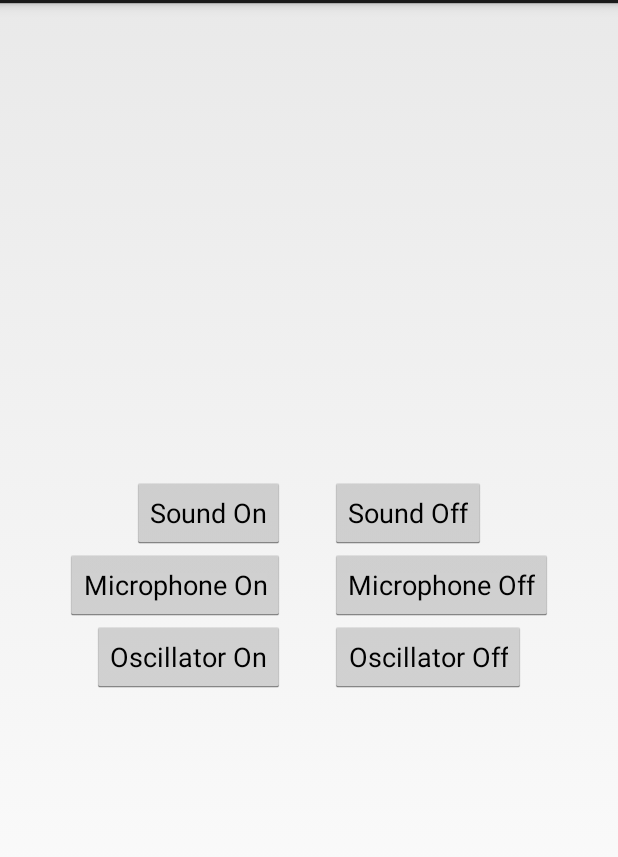
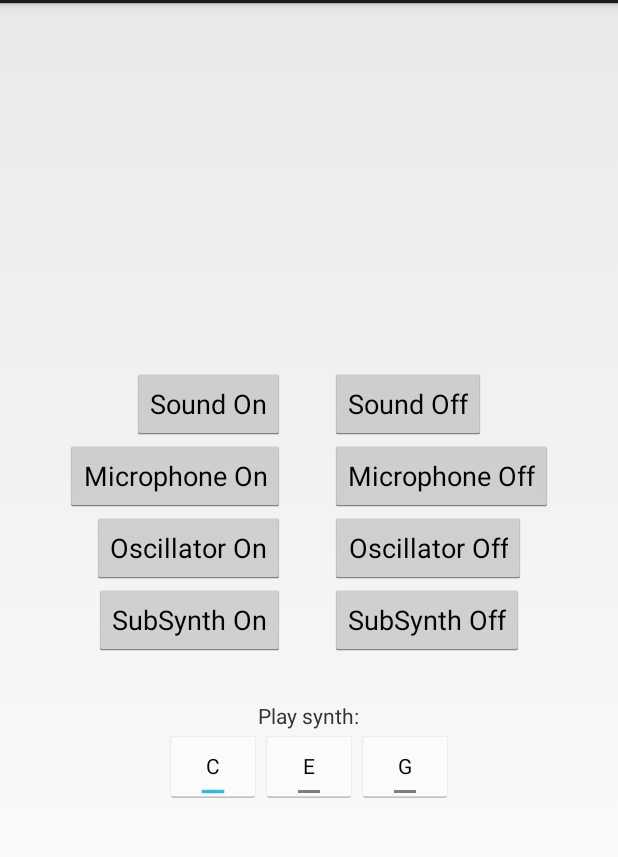
Before and after one commit to thenyeguy/18551-project, an Android app: the screen it shows after launch (TestClickTrack), in the options menu, after a tap on "Settings", on a phone screen of 412 x 824 dp, the part 69-926 px from its top. Run offline under Robolectric (Android 15) with nearby library versions, the phone set to English and light mode, and no system bars; 3 statements that could not run were skipped.

Commit message:
Removed debug printing, added subtractive synth

```diff
--- a/Synth/ClickTrack/src/main/java/edu/cmu/ece/ece551/clicktrack/ClickTrack.java
+++ b/Synth/ClickTrack/src/main/java/edu/cmu/ece/ece551/clicktrack/ClickTrack.java
@@ -6,8 +6,7 @@ import android.util.Log;
  * The ClickTrack is a Java wrapper into the native libclicktrack
  */
 public class ClickTrack {
-    public ClickTrack()
-    {
+    public ClickTrack() {
         // Load the library
         Log.i("LibClickTrack", "Loading libclicktrack native library...");
         System.loadLibrary("clicktrack");
@@ -18,11 +17,9 @@ public class ClickTrack {
     }
 
     @Override
-    protected void finalize() throws Throwable
-    {
+    protected void finalize() throws Throwable {
         // Free our native master object
         freeClickTrackMaster(master);
-
         super.finalize();
     }
 
@@ -30,43 +27,40 @@ public class ClickTrack {
      * This function will trigger audio playback in a separate thread. It gracefully handles
      * redundant play commands.
      */
-    public void play()
-    {
-        long timestamp = System.currentTimeMillis();
-        Log.i("LibClickTrack", "Playing audio, timestamp: " + timestamp);
+    public void play() {
         ClickTrackMasterPlay(master);
-        Log.i("LibClickTrack", "Exiting native, timestamp: " + timestamp);
     }
 
     /*
      * This function will pause the audio playback. It gracefully handles redundant pause commands.
      */
-    public void pause()
-    {
-        long timestamp = System.currentTimeMillis();
-        Log.i("LibClickTrack", "Pausing audio, timestamp: " + timestamp);
+    public void pause() {
         ClickTrackMasterPause(master);
-        Log.i("LibClickTrack", "Exiting native, timestamp: " + timestamp);
     }
 
     /*
      * These functions will set the gain on our different components
      */
-    public void setMicGain(float gain)
-    {
-        long timestamp = System.currentTimeMillis();
-        Log.i("LibClickTrack", "Setting mic gain to " + gain + ", timestamp:" + timestamp);
+    public void setMicGain(float gain) {
         ClickTrackMasterSetMicGain(master, gain);
-        Log.i("LibClickTrack", "Exiting native, timestamp: " + timestamp);
+    }
+    public void setOscGain(float gain) {
+        ClickTrackMasterSetOscGain(master, gain);
+    }
+    public void setSubSynthGain(float gain) {
+        ClickTrackMasterSetSubSynthGain(master, gain);
     }
 
-    public void setOscGain(float gain)
-    {
-        long timestamp = System.currentTimeMillis();
-        Log.i("LibClickTrack", "Setting osc gain to " + gain + ", timestamp: " + timestamp);
-        ClickTrackMasterSetOscGain(master, gain);
-        Log.i("LibClickTrack", "Exiting native, timestamp: " + timestamp);
+    /*
+     * These functions will play notes on the subtractive synthesizer
+     */
+    public void subSynthNoteDown(int note, float velocity) {
+        ClickTrackMasterSubSynthNoteDown(master, note, velocity);
     }
+    public void subSynthNoteUp(int note, float velocity) {
+        ClickTrackMasterSubSynthNoteDown(master, note, velocity);
+    }
+
 
 
     /* This is our pointer to the native C++ object
@@ -100,4 +94,10 @@ public class ClickTrack {
      */
     private native void ClickTrackMasterSetMicGain(long obj, float gain);
     private native void ClickTrackMasterSetOscGain(long obj, float gain);
+    private native void ClickTrackMasterSetSubSynthGain(long obj, float gain);
+
+    /* Send MIDI messages to the subtractive synth
+      */
+    private native void ClickTrackMasterSubSynthNoteDown(long obj, int note, float velocity);
+    private native void ClickTrackMasterSubSynthNoteUp(long obj, int note, float velocity);
 }
--- a/Synth/ClickTrack/src/main/java/edu/cmu/ece/ece551/clicktrack/TestClickTrack.java
+++ b/Synth/ClickTrack/src/main/java/edu/cmu/ece/ece551/clicktrack/TestClickTrack.java
@@ -16,6 +16,7 @@ import android.view.View;
 import android.view.ViewGroup;
 import android.os.Build;
 import android.widget.Button;
+import android.widget.ToggleButton;
 
 public class TestClickTrack extends Activity {
 
@@ -84,6 +85,58 @@ public class TestClickTrack extends Activity {
                 master.setOscGain(0.0f);
             }
         });
+
+        Button subSynthOn = (Button) findViewById(R.id.subSynthOnButton);
+        subSynthOn.setOnClickListener(new View.OnClickListener() {
+            @Override
+            public void onClick(View view) {
+                master.setSubSynthGain(0.5f);
+            }
+        });
+
+        Button subSynthOff = (Button) findViewById(R.id.subSynthOffButton);
+        subSynthOff.setOnClickListener(new View.OnClickListener() {
+            @Override
+            public void onClick(View view) {
+                master.setSubSynthGain(0.0f);
+            }
+        });
+
+        ToggleButton c = (ToggleButton) findViewById(R.id.cButton);
+        c.setOnClickListener(new View.OnClickListener() {
+            @Override
+            public void onClick(View view) {
+                if(((ToggleButton) view).isChecked()) {
+                    master.subSynthNoteDown(60, 0.5f);
+                } else {
+                    master.subSynthNoteUp(60, 0.0f);
+                }
+            }
+        });
+
+        ToggleButton e = (ToggleButton) findViewById(R.id.eButton);
+        e.setOnClickListener(new View.OnClickListener() {
+            @Override
+            public void onClick(View view) {
+                if(((ToggleButton) view).isChecked()) {
+                    master.subSynthNoteDown(64, 0.5f);
+                } else {
+                    master.subSynthNoteUp(64, 0.0f);
+                }
+            }
+        });
+
+        ToggleButton g = (ToggleButton) findViewById(R.id.gButton);
+        g.setOnClickListener(new View.OnClickListener() {
+            @Override
+            public void onClick(View view) {
+                if(((ToggleButton) view).isChecked()) {
+                    master.subSynthNoteDown(67, 0.5f);
+                } else {
+                    master.subSynthNoteUp(67, 0.0f);
+                }
+            }
+        });
     }
 
     @Override
--- a/Synth/ClickTrack/src/main/res/layout/activity_click_track.xml
+++ b/Synth/ClickTrack/src/main/res/layout/activity_click_track.xml
@@ -38,8 +38,7 @@
                     android:text="@string/micOn"
                     android:layout_width="wrap_content"
                     android:layout_height="wrap_content"/>
-            <Space
-                    android:layout_width="30dp"
+            <Space  android:layout_width="30dp"
                     android:layout_height="1px"/>
             <Button android:id="@+id/micOffButton"
                     android:text="@string/micOff"
@@ -56,14 +55,62 @@
                     android:text="@string/oscOn"
                     android:layout_width="wrap_content"
                     android:layout_height="wrap_content"/>
-            <Space
-                    android:layout_width="30dp"
+            <Space  android:layout_width="30dp"
                     android:layout_height="1px"/>
             <Button android:id="@+id/oscOffButton"
                     android:text="@string/oscOff"
                     android:layout_width="wrap_content"
                     android:layout_height="wrap_content"/>
         </LinearLayout>
+
+        <LinearLayout
+                android:layout_width="fill_parent"
+                android:layout_height="wrap_content"
+                android:gravity="center"
+                android:orientation="horizontal">
+            <Button android:id="@+id/subSynthOnButton"
+                    android:text="@string/subSynthOn"
+                    android:layout_width="wrap_content"
+                    android:layout_height="wrap_content"/>
+            <Space  android:layout_width="30dp"
+                    android:layout_height="1px"/>
+            <Button android:id="@+id/subSynthOffButton"
+                    android:text="@string/subSynthOff"
+                    android:layout_width="wrap_content"
+                    android:layout_height="wrap_content"/>
+        </LinearLayout>
+
+        <Space android:layout_width="1dp"
+               android:layout_height="30dp" />
+
+        <TextView
+                android:layout_width="wrap_content"
+                android:layout_height="wrap_content"
+                android:text="@string/SynthNotes"/>
+        <LinearLayout
+                android:layout_width="fill_parent"
+                android:layout_height="wrap_content"
+                android:gravity="center"
+                android:orientation="horizontal">
+            <ToggleButton
+                    android:id="@+id/cButton"
+                    android:textOff="@string/C"
+                    android:textOn="@string/C"
+                    android:layout_width="wrap_content"
+                    android:layout_height="wrap_content"/>
+            <ToggleButton
+                    android:id="@+id/eButton"
+                    android:textOff="@string/E"
+                    android:textOn="@string/E"
+                    android:layout_width="wrap_content"
+                    android:layout_height="wrap_content"/>
+            <ToggleButton
+                    android:id="@+id/gButton"
+                    android:textOff="@string/G"
+                    android:textOn="@string/G"
+                    android:layout_width="wrap_content"
+                    android:layout_height="wrap_content"/>
+        </LinearLayout>
     </LinearLayout>
 
 </RelativeLayout>
--- a/Synth/ClickTrack/src/main/res/values/strings.xml
+++ b/Synth/ClickTrack/src/main/res/values/strings.xml
@@ -10,5 +10,11 @@
     <string name="oscOff">Oscillator Off</string>
     <string name="micOn">Microphone On</string>
     <string name="micOff">Microphone Off</string>
+    <string name="subSynthOn">SubSynth On</string>
+    <string name="subSynthOff">SubSynth Off</string>
+    <string name="C">C</string>
+    <string name="E">E</string>
+    <string name="G">G</string>
+    <string name="SynthNotes">Play synth:</string>
 
 </resources>
```
Also changed, not shown: 1 other file.
